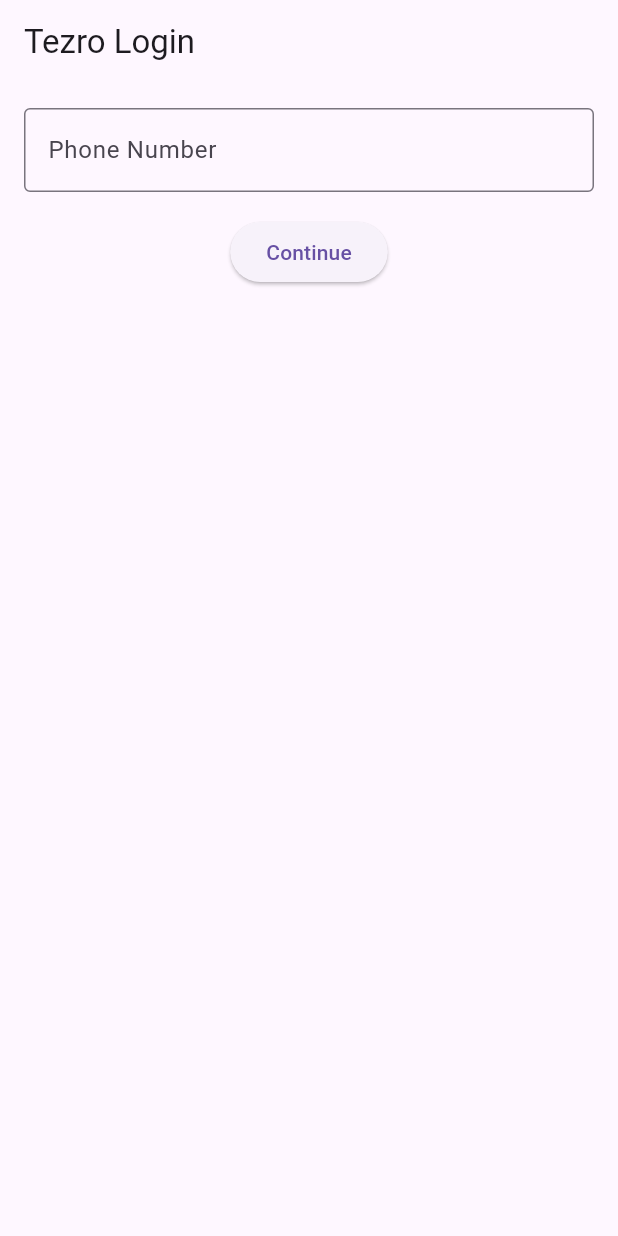
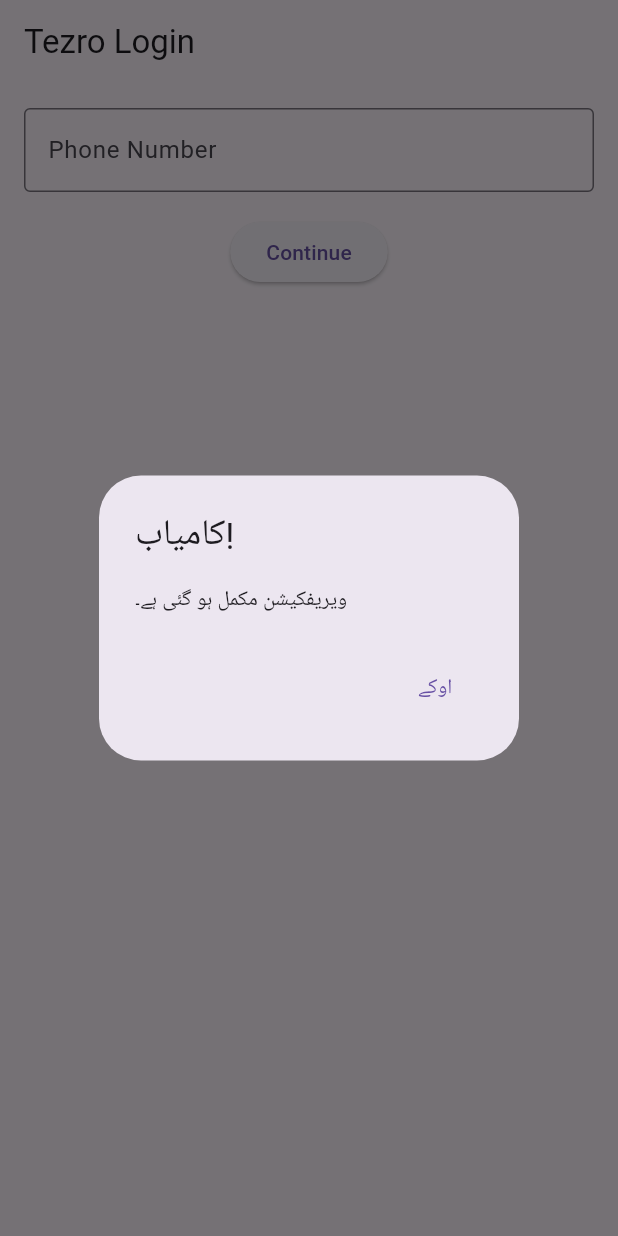
Before and after one commit to TezroSuper/bank, a Flutter app: the screen it shows after launch, after a tap on "Continue", on a phone screen of 412 x 824 dp. Run offline on Flutter 3.47's test engine with Material 3 defaults, Android fonts, the phone set to English and light mode, and no system bars.

Commit message:
Fix login error with dummy logic

```diff
--- a/lib/login_form.dart
+++ b/lib/login_form.dart
@@ -11,9 +11,14 @@
   final _phoneController = TextEditingController();
 
   void _verifyUser() {
-    // یہاں وہ لاجک آئے گی جو آپ کے بیک اینڈ سے ڈیٹا چیک کرے گی
-    // اگر یوزر موجود نہیں ہے تو وہی ایرر دکھائے گا جو آپ نے اسکرین شاٹ میں دیکھا
-    print("Verifying phone: ${_phoneController.text}");
+    showDialog(
+      context: context,
+      builder: (context) => AlertDialog(
+        title: const Text("کامیاب!"),
+        content: const Text("ویریفکیشن مکمل ہو گئی ہے۔"),
+        actions: [TextButton(onPressed: () => Navigator.pop(context), child: const Text("اوکے"))],
+      ),
+    );
   }
 
   @override
@@ -24,17 +29,10 @@
           padding: const EdgeInsets.all(16.0),
           child: TextField(
             controller: _phoneController,
-            decoration: const InputDecoration(
-              labelText: 'Phone Number',
-              border: OutlineInputBorder(),
-            ),
-            keyboardType: TextInputType.phone,
+            decoration: const InputDecoration(labelText: 'Phone Number', border: OutlineInputBorder()),
           ),
         ),
-        ElevatedButton(
-          onPressed: _verifyUser,
-          child: const Text('Continue'),
-        ),
+        ElevatedButton(onPressed: _verifyUser, child: const Text('Continue')),
       ],
     );
   }
```
